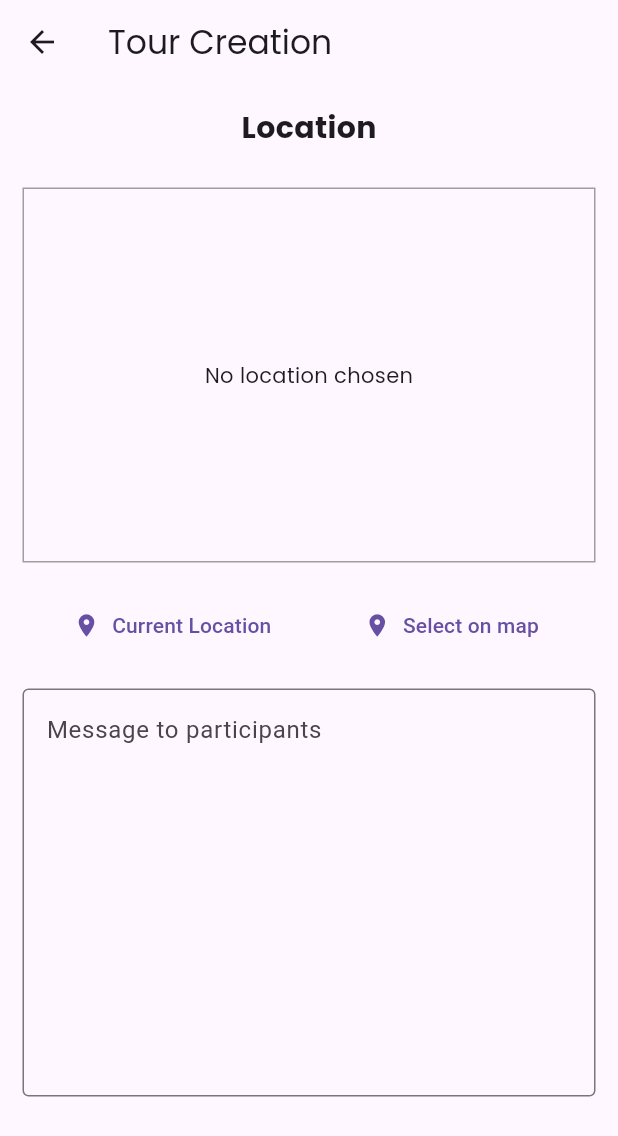
After one commit to hvlkk/Guidely, a Flutter app: the TourCreatorSecondScreen screen opened directly, on a phone screen of 412 x 824 dp. The commit adds this screen. Shown: the top 1136 px of the screen. Run offline on Flutter 3.47's test engine with Material 3 defaults, Android fonts, the phone set to English and light mode, and no system bars; our stand-ins replace cloud_firestore, firebase_auth, firebase_core, firebase_storage, flutter_riverpod, flutter_svg and 3 more; accounts and stored records are empty; network calls fail.

Commit message:
Integrate google maps api for tour location selection

```diff
--- /dev/null
+++ b/lib/models/location_input.dart
@@ -0,0 +1,40 @@
+import 'package:flutter/material.dart';
+
+// ignore: must_be_immutable
+class LocationInput extends StatefulWidget {
+  LocationInput({super.key, required this.onCurrentLocation});
+
+  void Function() onCurrentLocation;
+
+  @override
+  State<LocationInput> createState() => _LocationInputState();
+}
+
+class _LocationInputState extends State<LocationInput> {
+  @override
+  Widget build(BuildContext context) {
+    return Column(
+      children: [
+        Container(),
+        Row(mainAxisAlignment: MainAxisAlignment.spaceEvenly, children: [
+          TextButton(
+            onPressed: () {},
+            child: TextButton.icon(
+              icon: const Icon(Icons.location_on),
+              label: const Text('Current Location'),
+              onPressed: widget.onCurrentLocation,
+            ),
+          ),
+          TextButton(
+            onPressed: () {},
+            child: TextButton.icon(
+              icon: const Icon(Icons.location_on),
+              label: const Text('Select on map'),
+              onPressed: () {},
+            ),
+          ),
+        ]),
+      ],
+    );
+  }
+}
--- /dev/null
+++ b/lib/models/tour_event_location.dart
@@ -0,0 +1,22 @@
+class TourEventLocation {
+  final String name;
+  final double latitude;
+  final double longitude;
+  final String address;
+
+  TourEventLocation({
+    required this.name,
+    required this.latitude,
+    required this.longitude,
+    required this.address,
+  });
+
+  factory TourEventLocation.fromJson(Map<String, dynamic> json) {
+    return TourEventLocation(
+      name: json['name'],
+      latitude: json['latitude'],
+      longitude: json['longitude'],
+      address: json['address'],
+    );
+  }
+}
--- a/lib/screens/util/tour_creation/tour_creator.dart
+++ b/lib/screens/util/tour_creation/tour_creator.dart
@@ -1,5 +1,6 @@
 import 'package:flutter/material.dart';
 import 'package:guidely/misc/common.dart';
+import 'package:guidely/screens/util/tour_creation/tour_creator_second.dart';
 
 class TourCreatorScreen extends StatefulWidget {
   const TourCreatorScreen({super.key});
@@ -58,6 +59,11 @@ class _TourCreatorScreenState extends State<TourCreatorScreen> {
     }
 
     // navigate to the next screen
+    Navigator.of(context).push(
+      MaterialPageRoute(
+        builder: (context) => const TourCreatorSecondScreen(),
+      ),
+    );
   }
 
   @override
--- /dev/null
+++ b/lib/screens/util/tour_creation/tour_creator_second.dart
@@ -0,0 +1,167 @@
+import 'dart:convert';
+
+import 'package:flutter/material.dart';
+import 'package:guidely/misc/common.dart';
+import 'package:guidely/models/location_input.dart';
+import 'package:guidely/models/tour_event_location.dart';
+import 'package:location/location.dart';
+import 'package:http/http.dart' as http;
+
+const API_KEY = 'AIzaSyDKQj67ZoqcZ-UPXO1cnmGdYQ9wpKAoltI'; // to be changed
+
+class TourCreatorSecondScreen extends StatefulWidget {
+  const TourCreatorSecondScreen({super.key});
+
+  @override
+  State<TourCreatorSecondScreen> createState() =>
+      _TourCreatorSecondScreenState();
+}
+
+class _TourCreatorSecondScreenState extends State<TourCreatorSecondScreen> {
+  TourEventLocation? _pickedLocation;
+  var _isGettingLocation = false;
+
+  void _getCurrentLocation() async {
+    Location location = new Location();
+
+    bool serviceEnabled;
+    PermissionStatus permissionGranted;
+    LocationData locationData;
+
+    serviceEnabled = await location.serviceEnabled();
+    if (!serviceEnabled) {
+      serviceEnabled = await location.requestService();
+      if (!serviceEnabled) {
+        return;
+      }
+    }
+
+    permissionGranted = await location.hasPermission();
+    if (permissionGranted == PermissionStatus.denied) {
+      permissionGranted = await location.requestPermission();
+      if (permissionGranted != PermissionStatus.granted) {
+        return;
+      }
+    }
+
+    setState(
+      () {
+        _isGettingLocation = true;
+      },
+    );
+
+    locationData = await location.getLocation();
+    final lat = locationData.latitude;
+    final long = locationData.longitude;
+
+    final url = Uri.parse(
+        'https://maps.googleapis.com/maps/api/geocode/json?latlng=$lat,$long&key=$API_KEY');
+    final response = await http.get(url);
+
+    if (response.statusCode != 200 || lat == null || long == null) {
+      const SnackBar(content: Text('Failed to get location'));
+      return;
+    }
+
+    final data = json.decode(response.body);
+    final address = data['results'][0]['formatted_address'];
+
+    TourEventLocation tour_location = TourEventLocation(
+      name:
+          'Current Location', // to be changed later with the name we receive from the previous screen
+      latitude: lat,
+      longitude: long,
+      address: address,
+    );
+
+    setState(
+      () {
+        _pickedLocation = tour_location;
+        _isGettingLocation = false;
+      },
+    );
+  }
+
+  String get locationImage {
+    if (_pickedLocation == null) {
+      return '';
+    }
+
+    final lat = _pickedLocation!.latitude;
+    final long = _pickedLocation!.longitude;
+    return 'https://maps.googleapis.com/maps/api/staticmap?center=$lat,$long&zoom=16&size=600x300&maptype=roadmap&markers=color:red%7Clabel:S%7C$lat,$long&key=$API_KEY';
+  }
+
+  @override
+  Widget build(BuildContext context) {
+    Widget previewContent;
+
+    if (_pickedLocation != null) {
+      previewContent = Image.network(
+        locationImage,
+        fit: BoxFit.cover,
+        width: double.infinity,
+        height: double.infinity,
+        alignment: Alignment.center,
+      );
+    } else {
+      previewContent = Text('No location chosen', style: poppinsFont);
+    }
+
+    return Scaffold(
+      appBar: AppBar(
+        title: Text('Tour Creation', style: poppinsFont),
+      ),
+      body: Padding(
+        padding: const EdgeInsets.all(15.0),
+        child: SingleChildScrollView(
+          child: Column(
+            children: [
+              Text(
+                'Location',
+                style: poppinsFont.copyWith(
+                    fontSize: 20.0, fontWeight: FontWeight.bold),
+              ),
+              const SizedBox(height: 25),
+              Container(
+                decoration: BoxDecoration(
+                  border: Border.all(width: 1, color: Colors.grey),
+                ),
+                height: 250,
+                width: double.infinity,
+                alignment: Alignment.center,
+                child: Container(
+                  child: _isGettingLocation
+                      ? const CircularProgressIndicator()
+                      : previewContent,
+                ),
+              ),
+              const SizedBox(height: 10),
+              LocationInput(
+                onCurrentLocation: () {
+                  _getCurrentLocation();
+                },
+              ),
+              const SizedBox(height: 10),
+              GestureDetector(
+                child: TextFormField(
+                  decoration: const InputDecoration(
+                    hintText: 'Message to participants',
+                    border: OutlineInputBorder(
+                      borderSide: BorderSide(color: MainColors.divider),
+                    ),
+                    fillColor: MainColors.textHint,
+                  ),
+                  cursorHeight: 20,
+                  keyboardType: TextInputType.multiline,
+                  maxLines: 10,
+                ),
+                onTap: () {},
+              ),
+            ],
+          ),
+        ),
+      ),
+    );
+  }
+}
--- a/pubspec.yaml
+++ b/pubspec.yaml
@@ -16,7 +16,9 @@ dependencies:
   flutter_riverpod: ^2.5.1
   flutter_svg: ^2.0.10+1
   google_fonts: ^6.2.1
+  http: ^1.2.1
   image_picker: ^1.0.8
+  location: ^6.0.1
 
 dev_dependencies:
   flutter_test:
```
Also changed, not shown: pubspec.lock, 5 other files.
